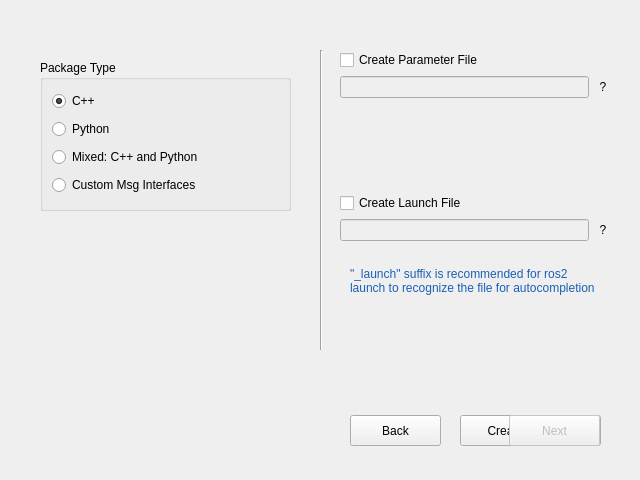
Before: the Qt Designer form turtle_nest/src/mainwindow.ui in Jannkar/turtle_nest, drawn with Qt 5.
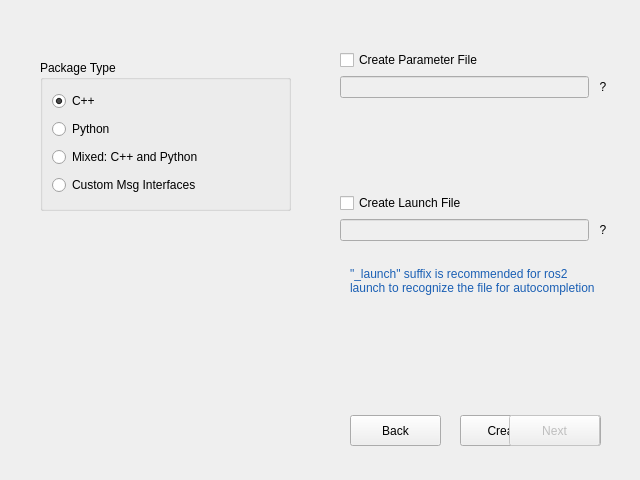
After: the same form once the commit is applied. The open tabs and pages were chosen to show the change. Icons and pictures are not drawn.

Commit message: Update README with Lifecycle Node and remove divider in UI package creation page 2

What changed in the file:
```diff
--- a/turtle_nest/src/mainwindow.ui
+++ b/turtle_nest/src/mainwindow.ui
@@ -544,19 +544,6 @@
        </item>
       </layout>
      </widget>
-     <widget class="Line" name="line">
-      <property name="geometry">
-       <rect>
-        <x>320</x>
-        <y>50</y>
-        <width>3</width>
-        <height>300</height>
-       </rect>
-      </property>
-      <property name="orientation">
-       <enum>Qt::Vertical</enum>
-      </property>
-     </widget>
     </widget>
     <widget class="QWidget" name="page_3">
      <widget class="QLabel" name="label_5">
```
Left out of the diff: 4 changed lines with no effect on the pictures. The commit also changes 1 other file.
